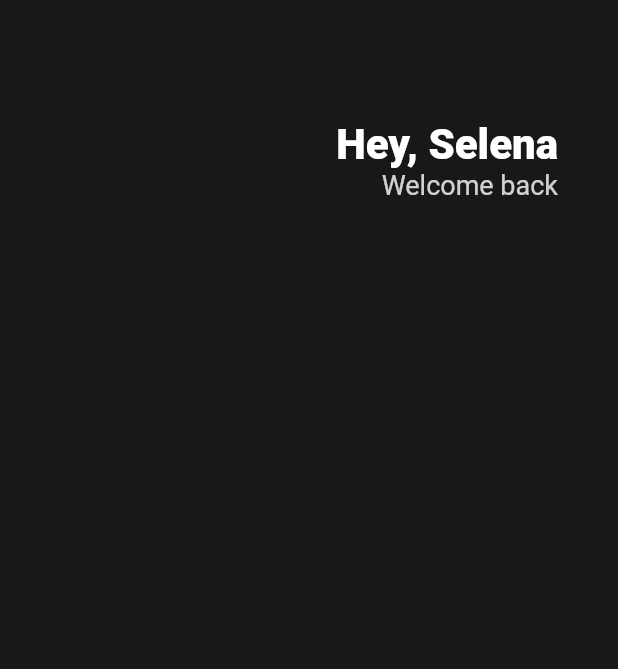
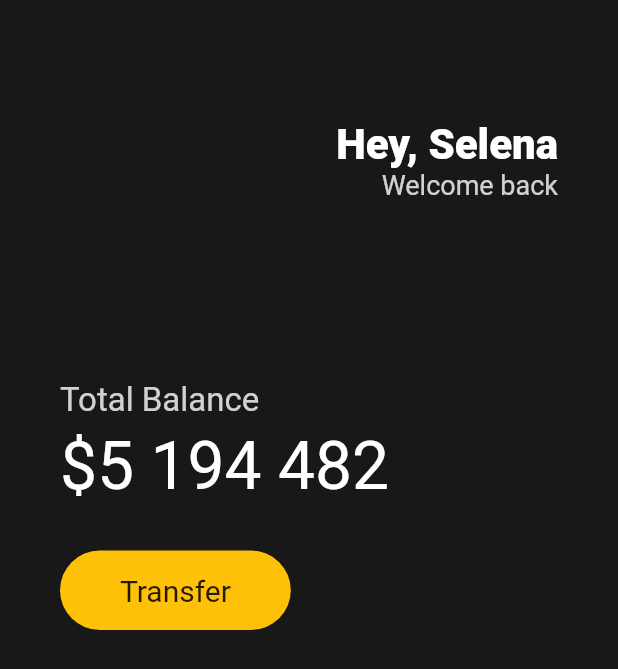
Before and after one commit to hadh93/flutter-toonflix, a Flutter app: the screen it shows after launch, on a phone screen of 412 x 824 dp. Shown: the top 669 px of the screen. Run offline on Flutter 3.47's test engine with Material 2 defaults, Android fonts, the phone set to English and light mode, and no system bars.

Commit message:
2.2 Buttons

```diff
--- a/lib/main.dart
+++ b/lib/main.dart
@@ -13,6 +13,7 @@ class App extends StatelessWidget {
       body: Padding(
         padding: EdgeInsets.symmetric(horizontal: 40),
         child: Column(
+          crossAxisAlignment: CrossAxisAlignment.start,
           children: [
             SizedBox(
               height: 80,
@@ -42,6 +43,49 @@ class App extends StatelessWidget {
                 ),
               ],
             ),
+            SizedBox(
+              height: 120,
+            ),
+            Text(
+              'Total Balance',
+              style:
+                  TextStyle(fontSize: 22, color: Colors.white.withOpacity(0.8)),
+            ),
+            SizedBox(
+              height: 5,
+            ),
+            Text(
+              '\$5 194 482',
+              style: TextStyle(
+                fontSize: 44,
+                color: Colors.white,
+              ),
+            ),
+            SizedBox(
+              height: 30,
+            ),
+            Row(
+              children: [
+                Container(
+                  decoration: BoxDecoration(
+                    color: Colors.amber,
+                    borderRadius: BorderRadius.circular(45),
+                  ),
+                  child: Padding(
+                    padding: EdgeInsets.symmetric(
+                      vertical: 15,
+                      horizontal: 40,
+                    ),
+                    child: Text(
+                      'Transfer',
+                      style: TextStyle(
+                        fontSize: 20,
+                      ),
+                    ),
+                  ),
+                ),
+              ],
+            ),
           ],
         ),
       ),
```
